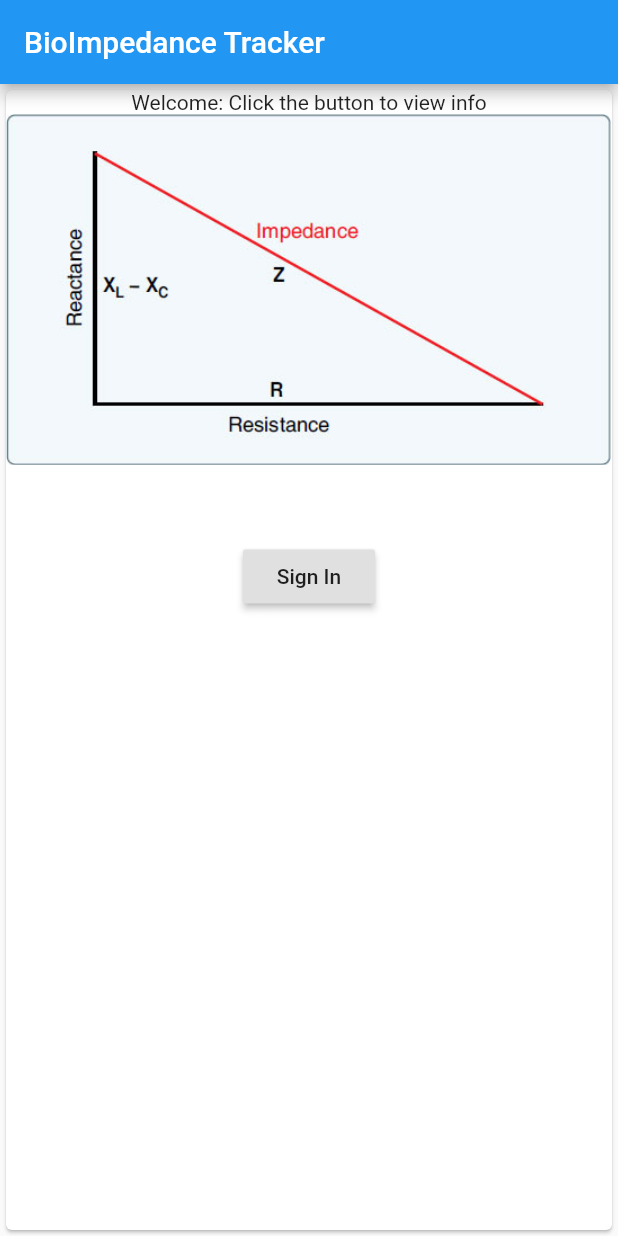
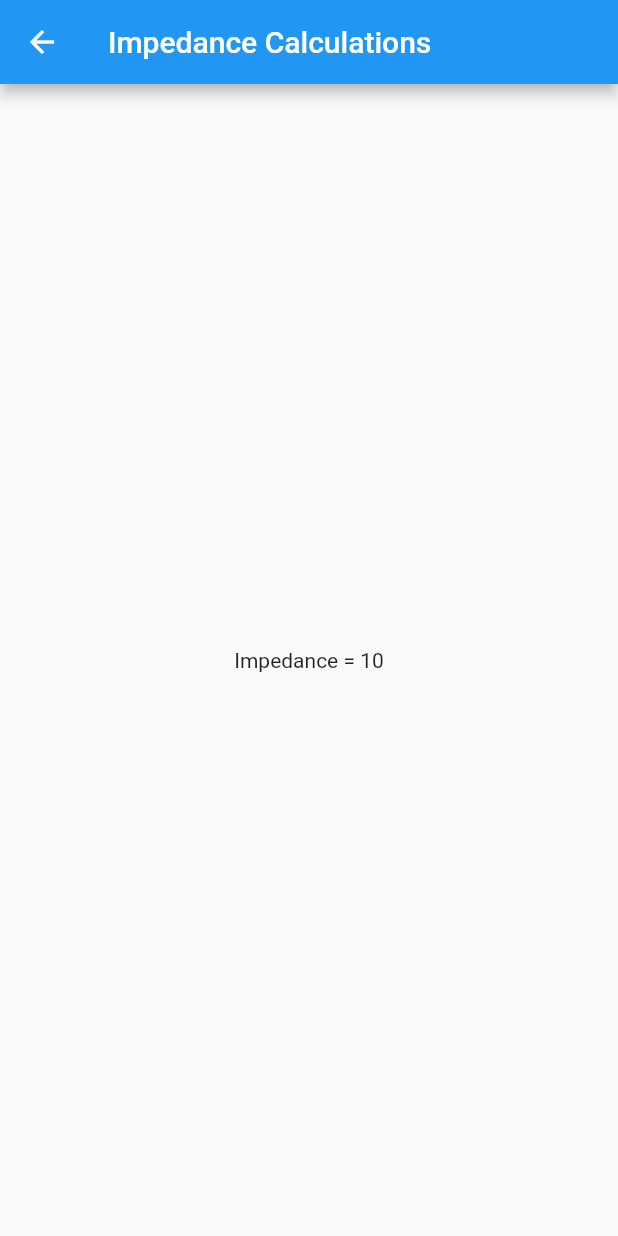
Before and after one commit to klibertowski/senior-design-mobile, a Flutter app: the screen it shows after launch, after a tap on "Sign In", on a phone screen of 412 x 824 dp. Run offline on Flutter 3.47's test engine with Material 2 defaults, Android fonts, the phone set to English and light mode, and no system bars.

Commit message:
Functionality to button click

```diff
--- a/impedance_app/lib/main.dart
+++ b/impedance_app/lib/main.dart
@@ -1,6 +1,11 @@
 import 'package:flutter/material.dart';
 
-void main() => runApp(MyApp());
+void main() {
+  runApp(MaterialApp(
+    title: 'App',
+    home: MyApp(),
+  ));
+}
 
 class MyApp extends StatelessWidget {
   // This widget is the root of your application.
@@ -23,7 +28,12 @@ class MyApp extends StatelessWidget {
                 Container(
                   margin: EdgeInsets.all(50),
                   child: RaisedButton(
-                    onPressed: () {},
+                    onPressed: () {
+                      Navigator.push(
+                          context,
+                          MaterialPageRoute(builder: (context) => PageOne()),
+                      );
+                    },
                     child: Text('Sign In'),
                     )
                   ),
@@ -34,3 +44,17 @@ class MyApp extends StatelessWidget {
     );
   }
 }
+
+class PageOne extends StatelessWidget{
+  @override
+  Widget build(BuildContext context){
+    return Scaffold(
+      appBar: AppBar(
+        title: Text('Impedance Calculations'),
+      ),
+      body: Center(
+        child: Text('Impedance = 10'),
+      ),
+    );
+  }
+}
```
